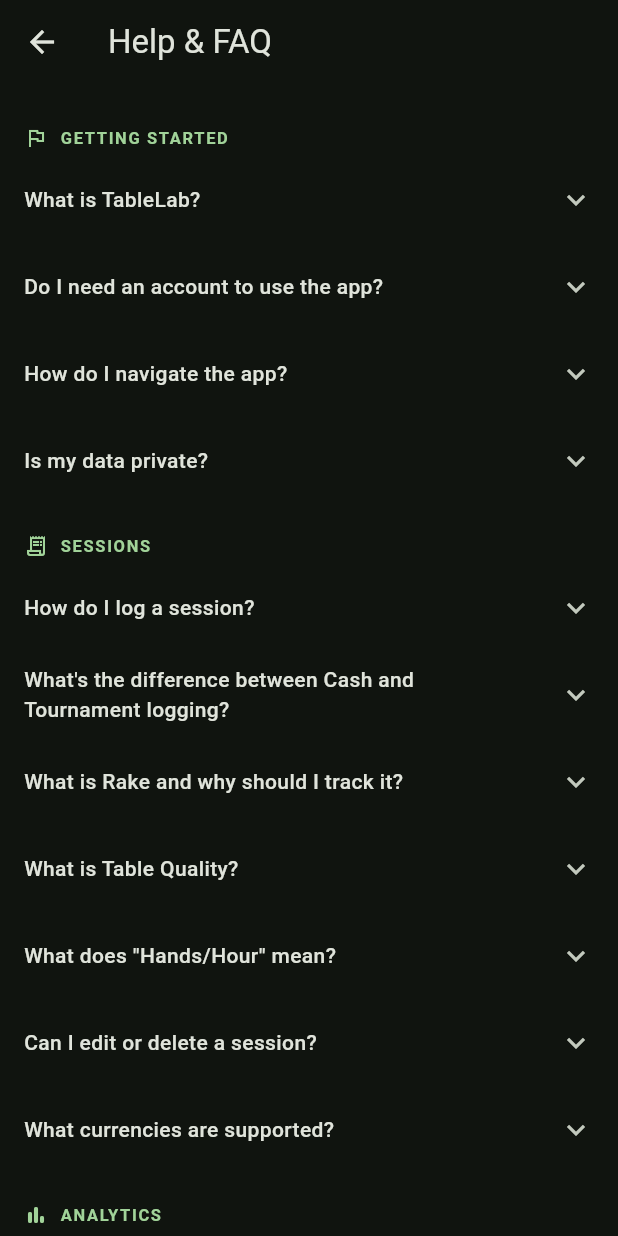
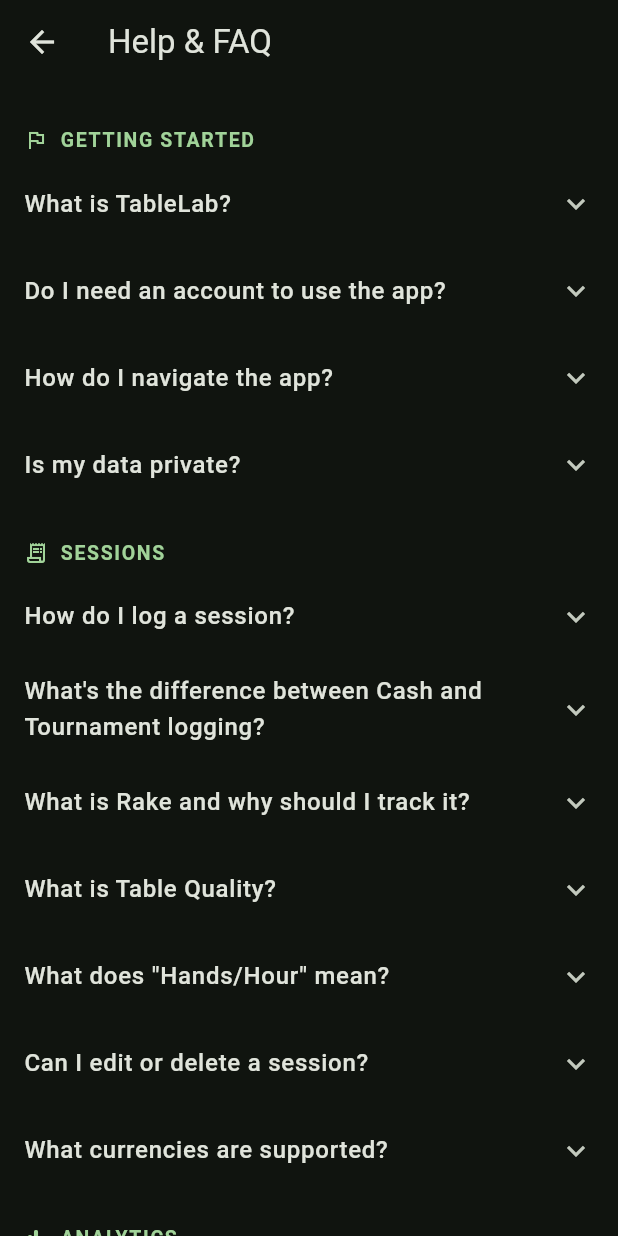
Before and after one commit to rohitkaul90/poker-tracker, a Flutter app: the screen it shows once a user with an empty profile is signed in, in the side drawer, after a tap on "Help & FAQ", on a phone screen of 412 x 824 dp. Run offline on Flutter 3.47's test engine with Material 3 defaults, Android fonts, the phone set to English and light mode, and no system bars; our stand-ins replace csv, file_picker, fl_chart, flutter_riverpod, share_plus, supabase_flutter; missing offline and left inert: excel; accounts and stored records are empty; network calls fail.

Commit message:
Fix JWT expiry race on startup, improve Help/About readability on desktop
- AuthGate now waits for tokenRefreshed before routing to app when stored session has expired JWT, preventing the 'invalid JWT' error on cold start
- Help & FAQ: bump answer text bodySmall→bodyMedium, questions bodyMedium→bodyLarge, section headers 11→13sp, add 760px max-width constraint
- About: bump feature tile body text bodySmall→bodyMedium, add 760px max-width constraint

Co-Authored-By: Claude Sonnet 4.6 <noreply@anthropic.com>

```diff
--- a/lib/auth/auth_gate.dart
+++ b/lib/auth/auth_gate.dart
@@ -12,15 +12,34 @@ class AuthGate extends ConsumerWidget {
     return StreamBuilder<AuthState>(
       stream: Supabase.instance.client.auth.onAuthStateChange,
       builder: (context, snapshot) {
-        if (snapshot.connectionState == ConnectionState.waiting) {
+        if (!snapshot.hasData) {
           return const Scaffold(
             body: Center(child: CircularProgressIndicator()),
           );
         }
-        final session = Supabase.instance.client.auth.currentSession;
+
+        final event = snapshot.data!.event;
+        final session = snapshot.data!.session;
+
+        // Token is expired on startup — keep spinner while SDK auto-refreshes.
+        // Next event will be tokenRefreshed (or signedOut if refresh also fails).
+        if (event == AuthChangeEvent.initialSession &&
+            session != null &&
+            _isExpired(session)) {
+          return const Scaffold(
+            body: Center(child: CircularProgressIndicator()),
+          );
+        }
+
         if (session == null) return const LoginScreen();
         return const MainNavigation();
       },
     );
   }
+
+  bool _isExpired(Session session) {
+    final expiresAt = session.expiresAt;
+    if (expiresAt == null) return false;
+    return DateTime.now().millisecondsSinceEpoch >= expiresAt * 1000;
+  }
 }
--- a/lib/screens/help_screen.dart
+++ b/lib/screens/help_screen.dart
@@ -10,7 +10,11 @@ class HelpScreen extends StatelessWidget {
 
     return Scaffold(
       appBar: AppBar(title: const Text('Help & FAQ')),
-      body: ListView(
+      body: Align(
+        alignment: Alignment.topCenter,
+        child: ConstrainedBox(
+          constraints: const BoxConstraints(maxWidth: 760),
+          child: ListView(
             padding: const EdgeInsets.symmetric(vertical: 8),
             children: [
               _SectionHeader('Getting Started', Icons.flag_outlined, primary),
@@ -36,6 +40,8 @@ class HelpScreen extends StatelessWidget {
 
               const SizedBox(height: 32),
             ],
+          ),
+        ),
       ),
     );
   }
@@ -278,7 +284,7 @@ class _SectionHeader extends StatelessWidget {
           Text(
             label.toUpperCase(),
             style: TextStyle(
-              fontSize: 11,
+              fontSize: 13,
               fontWeight: FontWeight.bold,
               letterSpacing: 1.1,
               color: color,
@@ -302,15 +308,15 @@ class _FaqTile extends StatelessWidget {
       childrenPadding: const EdgeInsets.fromLTRB(16, 0, 16, 16),
       title: Text(
         faq.q,
-        style: theme.textTheme.bodyMedium?.copyWith(fontWeight: FontWeight.w500),
+        style: theme.textTheme.bodyLarge?.copyWith(fontWeight: FontWeight.w500),
       ),
       expandedCrossAxisAlignment: CrossAxisAlignment.start,
       children: [
         Text(
           faq.a,
-          style: theme.textTheme.bodySmall?.copyWith(
+          style: theme.textTheme.bodyMedium?.copyWith(
             color: theme.colorScheme.onSurface.withAlpha(200),
-            height: 1.55,
+            height: 1.6,
           ),
         ),
       ],
```
Also changed, not shown: lib/screens/about_screen.dart (+15 -24 lines). Lines whose indentation alone changed are shown as unchanged.
